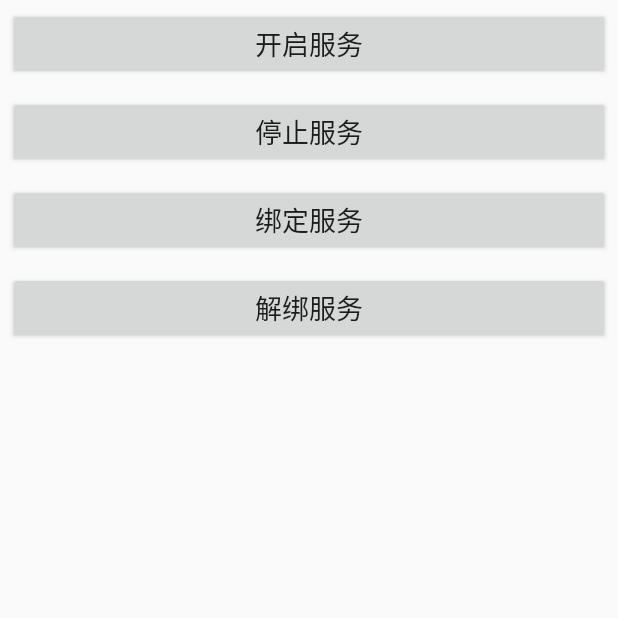
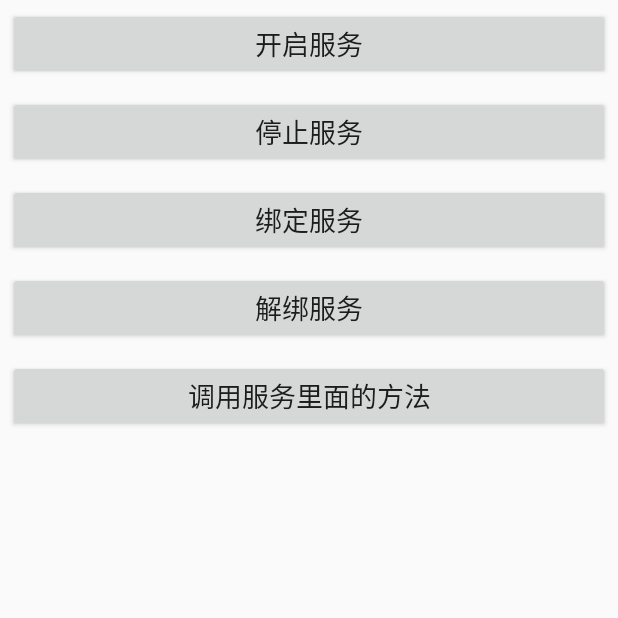
Before and after one commit to justtofly/ServiceDemo2, an Android app: the screen it shows after launch (ServiceActivity), after a tap on "SERVICE生命周期", on a phone screen of 412 x 824 dp, the top half of it. Run offline under Robolectric (Android 15) with nearby library versions, the phone set to English and light mode, and no system bars.

Commit message:
bindService绑定服务，调用服务里面的方法

```diff
--- a/app/src/main/java/com/fi/activity/ServiceActivity.java
+++ b/app/src/main/java/com/fi/activity/ServiceActivity.java
@@ -28,7 +28,10 @@ public class ServiceActivity extends Activity implements View.OnClickListener {
     private Button stop;
     private Button bind;
     private Button unbind;
+    private Button get;
     private static final String TAG = ServiceActivity.class.getSimpleName();
+
+    private TestService.MyBinder mMyBinder;
 
     //创建服务连接对象
     private MyConn conn = new MyConn();
@@ -47,6 +50,7 @@ public class ServiceActivity extends Activity implements View.OnClickListener {
         stop.setOnClickListener(this);
         bind.setOnClickListener(this);
         unbind.setOnClickListener(this);
+        get.setOnClickListener(this);
     }
 
     //实例化控件
@@ -55,19 +59,23 @@ public class ServiceActivity extends Activity implements View.OnClickListener {
         stop = (Button) findViewById(R.id.stop);
         bind = (Button) findViewById(R.id.bind);
         unbind = (Button) findViewById(R.id.unbind);
+        get= (Button) findViewById(R.id.get);
     }
 
     public class MyConn implements ServiceConnection {
 
 
+        //当服务被连接的时候调用的方法,相当于和中间人搭上了话
         @Override
         public void onServiceConnected(ComponentName name, IBinder service) {
-            Log.e("TestService", "服务被绑定了...........");
+            Log.e("TestService", "4.代理人成功返回过来，得到代理人对象,iBinder:"+service.toString());
+            mMyBinder= (TestService.MyBinder) service;
         }
 
+        //当服务失去连接的时候调用的方法
         @Override
         public void onServiceDisconnected(ComponentName name) {
-
+            Log.e("TestService", "服务失去连接了...........");
         }
     }
 
@@ -76,7 +84,9 @@ public class ServiceActivity extends Activity implements View.OnClickListener {
         switch (v.getId()) {
             case R.id.open:
                 //开启服务
+                //采用start的方式开启服务，返回值不是服务的引用，无法调用服务里面的方法
                 Intent intent1 = new Intent(this, TestService.class);
+                //Android框架把服务给开启了，它把上下文信息交给了服务对象
                 startService(intent1);
                 break;
             case R.id.stop:
@@ -84,8 +94,23 @@ public class ServiceActivity extends Activity implements View.OnClickListener {
                 Intent intent2 = new Intent(this, TestService.class);
                 stopService(intent2);
                 break;
+            //调用服务里面的方法
+            case R.id.get:
+                //得到服务的引用对象，不是一个服务的类了，把它当成了一个普通的方法，脱离了框架，就得不到框架的上下文引用。
+                ////换成一个吐司,会报空指针异常，因为在这里，this上下文不存在
+//                TestService ts=new TestService();
+//                ts.methodInService();
+                Log.e("TestService","5.调用服务里面代理人的方法");
+                mMyBinder.callMethodInService(8000);
+                break;
+            //绑定服务
             case R.id.bind:
                 Intent intent3 = new Intent(this, TestService.class);
+                /**
+                 * 第二个参数是一个接口，就要把这个接口的实现类给创建出来，conn,用来接收服务开启和停止的消息
+                 * BIND_AUTO_CREATE,绑定服务的时候，如果服务不存在会自动地把服务创建出来
+                 */
+                Log.e("TestService","1.采用绑定的方式开启服务,bindService");
                 bindService(intent3, conn, BIND_AUTO_CREATE);
                 break;
             case R.id.unbind:
--- a/app/src/main/res/layout/activity_service.xml
+++ b/app/src/main/res/layout/activity_service.xml
@@ -35,5 +35,13 @@
         android:layout_margin="5dp"
         android:textSize="18sp"
         android:text="解绑服务"/>
+    <Button
+        android:id="@+id/get"
+        android:layout_width="match_parent"
+        android:layout_height="wrap_content"
+        android:gravity="center"
+        android:layout_margin="5dp"
+        android:textSize="18sp"
+        android:text="调用服务里面的方法"/>
 
 </LinearLayout>
```
Also changed, not shown: app/src/main/java/com/fi/service/TestService.java (+36 -4 lines).
